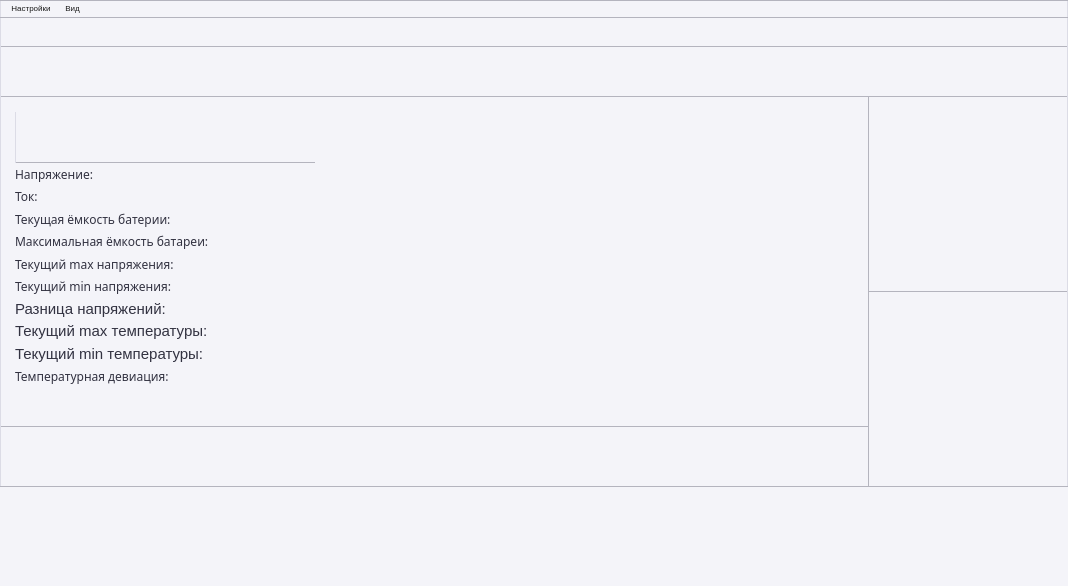
Old version of the form mainwindow.ui in the repository egornovichkov/BatteryStudio.
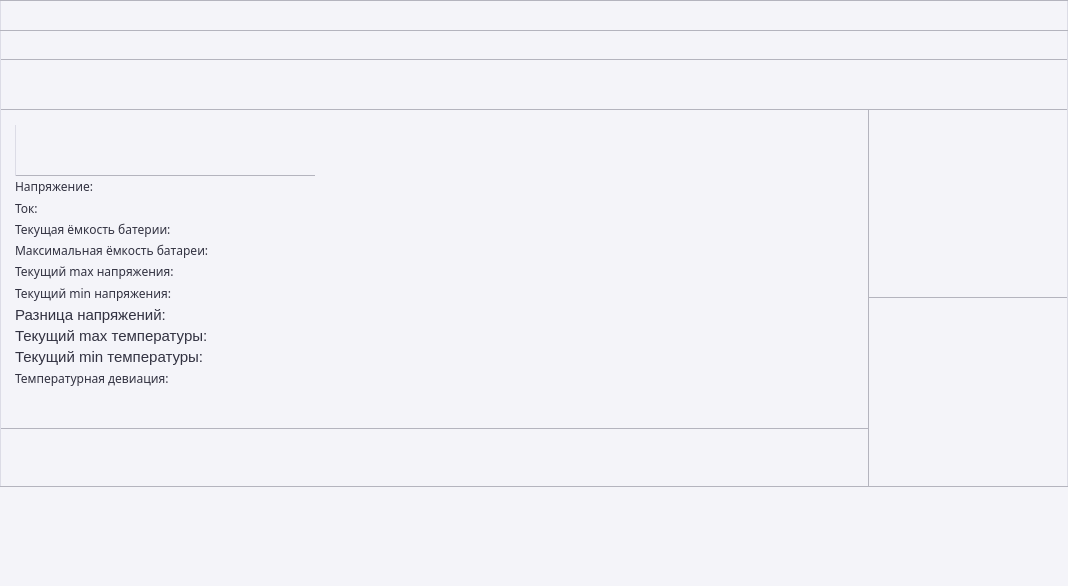
New version of the form. Custom widgets are drawn as their Qt base class.

```diff
--- a/mainwindow.ui
+++ b/mainwindow.ui
@@ -41,6 +41,31 @@
     <property name="bottomMargin">
      <number>0</number>
     </property>
+    <item>
+     <widget class="QWidget" name="TitleWidget" native="true">
+      <property name="minimumSize">
+       <size>
+        <width>0</width>
+        <height>30</height>
+       </size>
+      </property>
+      <property name="maximumSize">
+       <size>
+        <width>16777215</width>
+        <height>30</height>
+       </size>
+      </property>
+      <property name="styleSheet">
+       <string notr="true">QWidget {
+background-color: rgb(244, 244, 249);
+border-top: 1px solid rgb(180, 180, 190);
+border-right: 1px solid rgb(220, 220, 230);
+border-bottom: 0px solid rgb(180, 180, 190);
+border-left: 1px solid rgb(220, 220, 230);
+}</string>
+      </property>
+     </widget>
+    </item>
     <item>
      <widget class="QWidget" name="ControlPanelWidget" native="true">
       <property name="minimumSize">
@@ -538,82 +563,6 @@
     </item>
    </layout>
   </widget>
-  <widget class="QMenuBar" name="MenuBar">
-   <property name="geometry">
-    <rect>
-     <x>0</x>
-     <y>0</y>
-     <width>1068</width>
-     <height>21</height>
-    </rect>
-   </property>
-   <property name="sizePolicy">
-    <sizepolicy hsizetype="MinimumExpanding" vsizetype="Minimum">
-     <horstretch>0</horstretch>
-     <verstretch>0</verstretch>
-    </sizepolicy>
-   </property>
-   <property name="maximumSize">
-    <size>
-     <width>16777215</width>
-     <height>40</height>
-    </size>
-   </property>
-   <property name="font">
-    <font>
-     <family>Segoe UI</family>
-     <pointsize>6</pointsize>
-     <italic>false</italic>
-     <bold>false</bold>
-    </font>
-   </property>
-   <property name="autoFillBackground">
-    <bool>false</bool>
-   </property>
-   <property name="styleSheet">
-    <string notr="true">QMenuBar {
-	background-color: rgb(244, 244, 249);
-	border-top: 1px solid rgb(180, 180, 190);
-	border-right: 1px solid rgb(220, 220, 230);
-	border-bottom: 0px solid;
-	border-left: 1px solid rgb(220, 220, 230);
-	font: 6pt &quot;Segoe UI&quot;;
-}
-
-QMenuBar::item {
-	color: rgb(25, 25, 25);
-}</string>
-   </property>
-   <property name="nativeMenuBar">
-    <bool>true</bool>
-   </property>
-   <widget class="QMenu" name="SettingsMenu">
-    <property name="font">
-     <font>
-      <family>Roboto</family>
-      <pointsize>8</pointsize>
-      <bold>false</bold>
-     </font>
-    </property>
-    <property name="title">
-     <string>Настройки</string>
-    </property>
-   </widget>
-   <widget class="QMenu" name="ViewMenu">
-    <property name="font">
-     <font>
-      <family>Roboto</family>
-      <pointsize>8</pointsize>
-      <bold>false</bold>
-     </font>
-    </property>
-    <property name="title">
-     <string>Вид</string>
-    </property>
-   </widget>
-   <addaction name="SettingsMenu"/>
-   <addaction name="ViewMenu"/>
-  </widget>
  </widget>
  <customwidgets>
   <customwidget>
```
Left out of the diff: 2 changed lines with no effect on the pictures.
